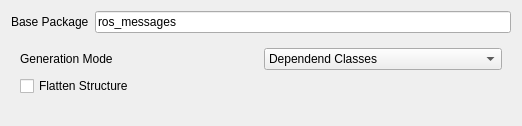
Above: plugins/pytide_generator/resources/gui/settingsWidget.ui from ebosseck/RosbridgeMessageGenerator before the change. Below: the same form after it.
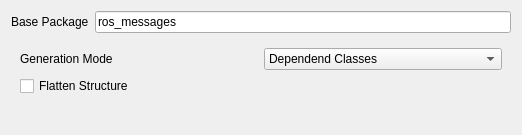
That is the form after the change.

Diff of the .ui file:
```diff
--- a/plugins/pytide_generator/resources/gui/settingsWidget.ui
+++ b/plugins/pytide_generator/resources/gui/settingsWidget.ui
@@ -7,7 +7,7 @@
     <x>0</x>
     <y>0</y>
     <width>522</width>
-    <height>126</height>
+    <height>135</height>
    </rect>
   </property>
   <property name="windowTitle">
```
Left out of the diff: 6 changed lines with no effect on the pictures.
